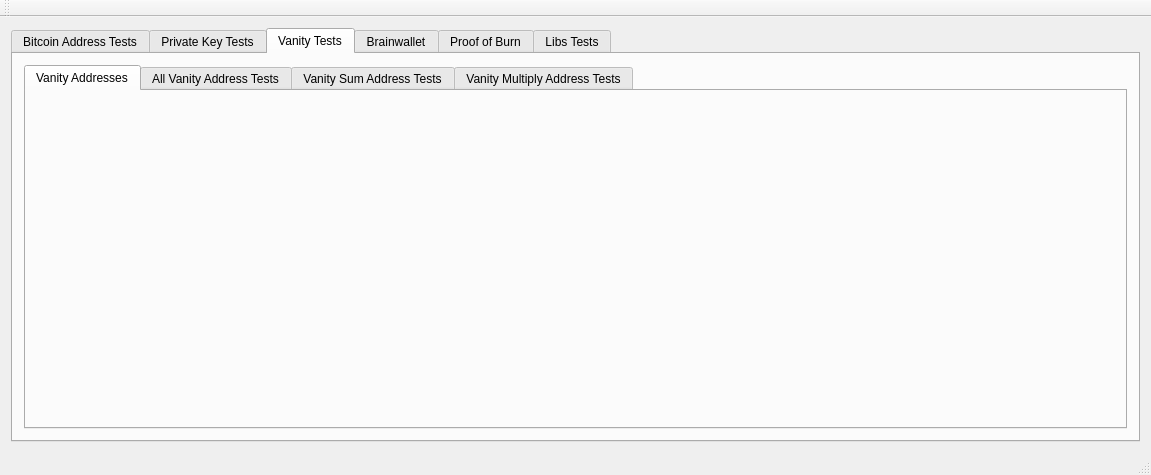
The window that src/bitcointests.ui (cosmycdevs/cryptotoolbox) describes before a commit, drawn with Qt 5.
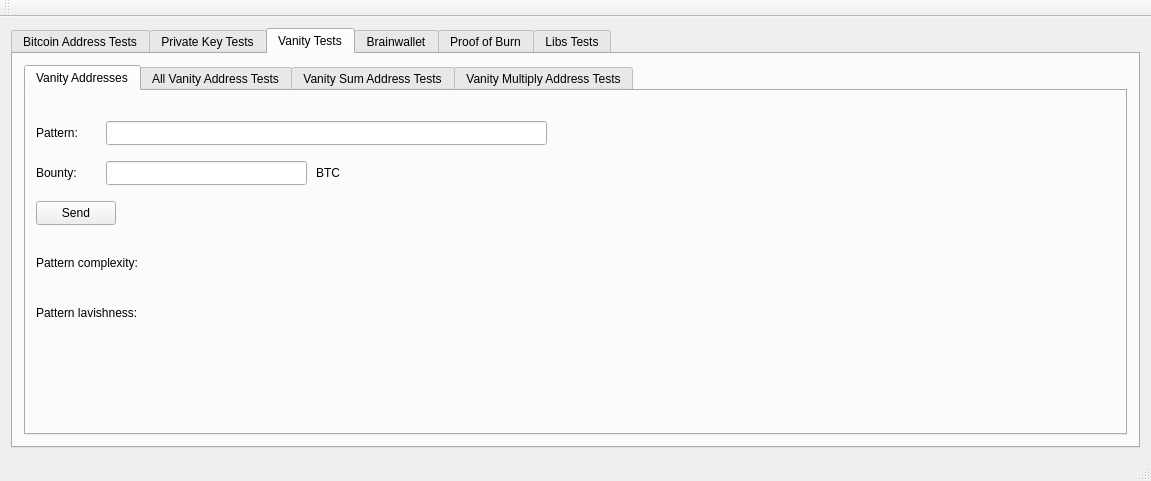
The same window after the commit. The open tabs and pages were chosen to show the change.

```diff
--- a/src/bitcointests.ui
+++ b/src/bitcointests.ui
@@ -7,7 +7,7 @@
     <x>0</x>
     <y>0</y>
     <width>1151</width>
-    <height>475</height>
+    <height>481</height>
    </rect>
   </property>
   <property name="windowTitle">
@@ -168,6 +168,136 @@
            <attribute name="title">
             <string>Vanity Addresses</string>
            </attribute>
+           <widget class="QLabel" name="label_Pattern">
+            <property name="geometry">
+             <rect>
+              <x>10</x>
+              <y>30</y>
+              <width>61</width>
+              <height>24</height>
+             </rect>
+            </property>
+            <property name="text">
+             <string>Pattern:</string>
+            </property>
+           </widget>
+           <widget class="QLineEdit" name="lineEdit_Pattern">
+            <property name="geometry">
+             <rect>
+              <x>80</x>
+              <y>30</y>
+              <width>441</width>
+              <height>24</height>
+             </rect>
+            </property>
+            <property name="text">
+             <string/>
+            </property>
+           </widget>
+           <widget class="QLabel" name="label_Bountry">
+            <property name="geometry">
+             <rect>
+              <x>10</x>
+              <y>70</y>
+              <width>61</width>
+              <height>24</height>
+             </rect>
+            </property>
+            <property name="text">
+             <string>Bounty:</string>
+            </property>
+           </widget>
+           <widget class="QLineEdit" name="lineEdit_Bountry">
+            <property name="geometry">
+             <rect>
+              <x>80</x>
+              <y>70</y>
+              <width>201</width>
+              <height>24</height>
+             </rect>
+            </property>
+            <property name="text">
+             <string/>
+            </property>
+           </widget>
+           <widget class="QLabel" name="label_BTC">
+            <property name="geometry">
+             <rect>
+              <x>290</x>
+              <y>70</y>
+              <width>61</width>
+              <height>24</height>
+             </rect>
+            </property>
+            <property name="text">
+             <string>BTC</string>
+            </property>
+           </widget>
+           <widget class="QLabel" name="label_PatternCompleity">
+            <property name="geometry">
+             <rect>
+              <x>10</x>
+              <y>160</y>
+              <width>131</width>
+              <height>24</height>
+             </rect>
+            </property>
+            <property name="text">
+             <string>Pattern complexity:</string>
+            </property>
+           </widget>
+           <widget class="QPushButton" name="pushButton_CalculatePattern">
+            <property name="geometry">
+             <rect>
+              <x>10</x>
+              <y>110</y>
+              <width>80</width>
+              <height>24</height>
+             </rect>
+            </property>
+            <property name="text">
+             <string>Send</string>
+            </property>
+           </widget>
+           <widget class="QLabel" name="label_PatternLavishness">
+            <property name="geometry">
+             <rect>
+              <x>10</x>
+              <y>210</y>
+              <width>131</width>
+              <height>24</height>
+             </rect>
+            </property>
+            <property name="text">
+             <string>Pattern lavishness:</string>
+            </property>
+           </widget>
+           <widget class="QLabel" name="label_PatternComplexityRes">
+            <property name="geometry">
+             <rect>
+              <x>140</x>
+              <y>160</y>
+              <width>221</width>
+              <height>24</height>
+             </rect>
+            </property>
+            <property name="text">
+             <string/>
+            </property>
+           </widget>
+           <widget class="QLabel" name="label_PatternLavishnessRes">
+            <property name="geometry">
+             <rect>
+              <x>140</x>
+              <y>210</y>
+              <width>221</width>
+              <height>24</height>
+             </rect>
+            </property>
+            <property name="text">
+             <string/>
+            </property>
+           </widget>
           </widget>
           <widget class="QWidget" name="tab_AllVanityAddressTests">
            <attribute name="title">
```
Left out of the diff: 6 changed lines with no effect on the pictures.
